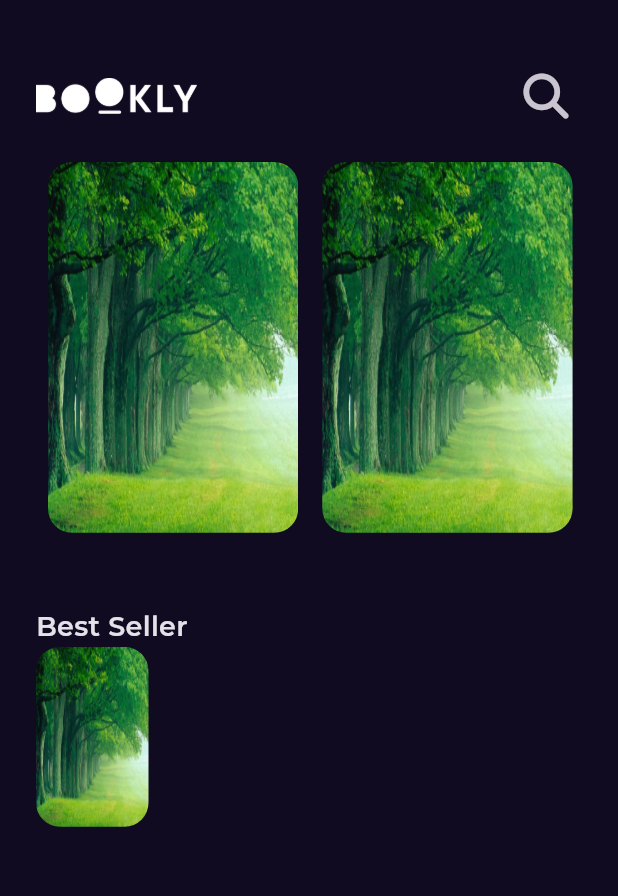
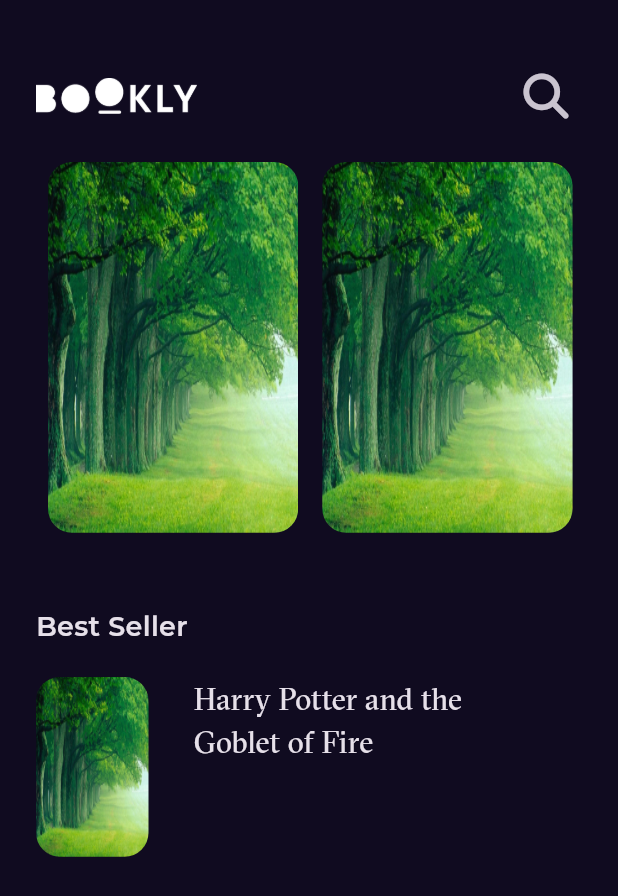
Before and after one commit to mohamedali37/bookly-app, a Flutter app: the screen it shows after launch, on a phone screen of 412 x 824 dp. Shown: the top 896 px of the screen. Run offline on Flutter 3.47's test engine with Material 3 defaults, Android fonts, the phone set to English and light mode, and no system bars; our stand-ins replace font_awesome_flutter, get, google_fonts.

Commit message:
best seller item part 2

```diff
--- a/lib/features/home/presentation/views/widgets/best_seller_item.dart
+++ b/lib/features/home/presentation/views/widgets/best_seller_item.dart
@@ -1,3 +1,4 @@
+import 'package:bookly_app/core/utils/styles.dart';
 import 'package:flutter/material.dart';
 
 class BestSellerItem extends StatelessWidget {
@@ -20,6 +21,22 @@ class BestSellerItem extends StatelessWidget {
                   )),
             ),
           ),
+          const SizedBox(
+            width: 30,
+          ),
+          Column(
+            children: [
+              SizedBox(
+                width: MediaQuery.of(context).size.width * 0.5,
+                child: const Text(
+                  'Harry Potter and the Goblet of Fire',
+                  style: Styles.textStyle20,
+                  maxLines: 2,
+                  overflow: TextOverflow.ellipsis,
+                  ),
+              ),
+            ],
+          ),
         ],
       ),
     );
--- a/lib/features/home/presentation/views/widgets/home_view_body.dart
+++ b/lib/features/home/presentation/views/widgets/home_view_body.dart
@@ -19,6 +19,9 @@ class HomeViewBody extends StatelessWidget {
           BooklyListView(),
           SizedBox(height: 50,),
           Text('Best Seller', style: Styles.textStyle18,),
+          SizedBox(
+            height: 20,
+          ),
           BestSellerItem(),
         ],
       ),
```
